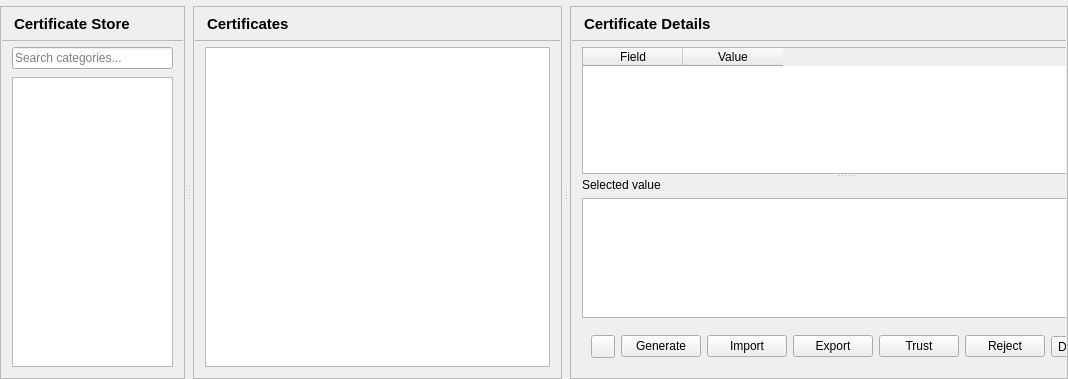
This is src/ui/pages/certificatespage.ui in sanny32/OpenUaSim as Qt 5 draws it before an edit. The edited form follows.
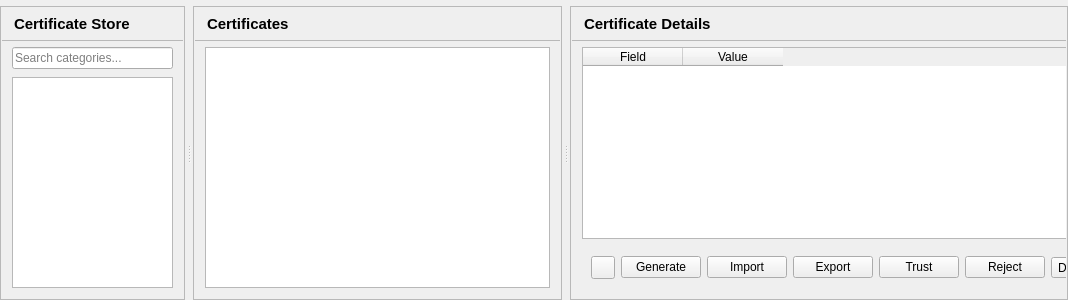
This is the edited form.

Commit message: Open complete certificate field values in a dialog

Diff of the .ui file:
```diff
--- a/src/ui/pages/certificatespage.ui
+++ b/src/ui/pages/certificatespage.ui
@@ -429,9 +429,6 @@
               <property name="rightMargin"><number>0</number></property>
               <property name="bottomMargin"><number>0</number></property>
               <item>
-               <widget class="QSplitter" name="detailsSplitter">
-                <property name="orientation"><enum>Qt::Vertical</enum></property>
-                <property name="childrenCollapsible"><bool>false</bool></property>
                 <widget class="QTableWidget" name="detailsView">
                  <property name="minimumSize"><size><width>0</width><height>120</height></size></property>
                  <property name="editTriggers"><set>QAbstractItemView::NoEditTriggers</set></property>
@@ -442,30 +439,6 @@
                  <attribute name="verticalHeaderVisible"><bool>false</bool></attribute>
                  <column><property name="text"><string>Field</string></property></column>
                  <column><property name="text"><string>Value</string></property></column>
-                </widget>
-                <widget class="QWidget" name="valueHost">
-                 <layout class="QVBoxLayout" name="valueLayout">
-                  <property name="leftMargin"><number>0</number></property>
-                  <property name="topMargin"><number>0</number></property>
-                  <property name="rightMargin"><number>0</number></property>
-                  <property name="bottomMargin"><number>0</number></property>
-                  <item>
-                   <widget class="QLabel" name="selectedFieldLabel">
-                    <property name="text"><string>Selected value</string></property>
-                   </widget>
-                  </item>
-                  <item>
-                   <widget class="QPlainTextEdit" name="selectedValueEdit">
-                    <property name="minimumSize"><size><width>0</width><height>100</height></size></property>
-                    <property name="readOnly"><bool>true</bool></property>
-                    <property name="tabChangesFocus"><bool>true</bool></property>
-                    <property name="lineWrapMode"><enum>QPlainTextEdit::WidgetWidth</enum></property>
-                    <property name="wordWrapMode"><enum>QTextOption::WrapAtWordBoundaryOrAnywhere</enum></property>
-                    <property name="horizontalScrollBarPolicy"><enum>Qt::ScrollBarAlwaysOff</enum></property>
-                   </widget>
-                  </item>
-                 </layout>
-                </widget>
                </widget>
               </item>
              </layout>
```
Lines whose indentation alone changed are shown as unchanged. The commit also changes 11 other files.
